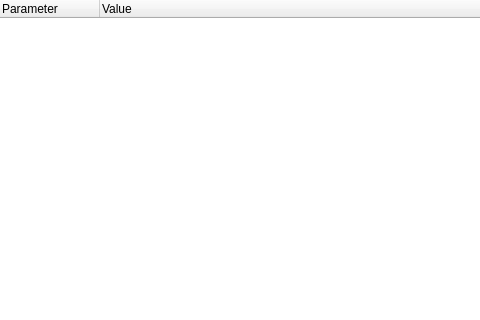
Qt form source/client/ui/sys_info_widget_env_vars.ui (dchapyshev/aspia) before a commit; both pictures show x 0 to 480 and y 0 to 320 of the 715 by 495 pixel window.
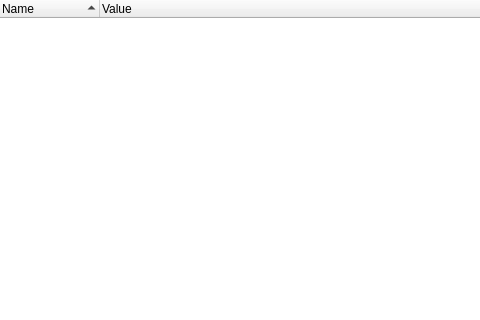
The same form after that commit.

```diff
--- a/source/client/ui/sys_info_widget_env_vars.ui
+++ b/source/client/ui/sys_info_widget_env_vars.ui
@@ -43,9 +43,15 @@
        <height>16</height>
       </size>
      </property>
+     <property name="indentation">
+      <number>0</number>
+     </property>
+     <property name="sortingEnabled">
+      <bool>true</bool>
+     </property>
      <column>
       <property name="text">
-       <string>Parameter</string>
+       <string>Name</string>
       </property>
      </column>
      <column>
```
